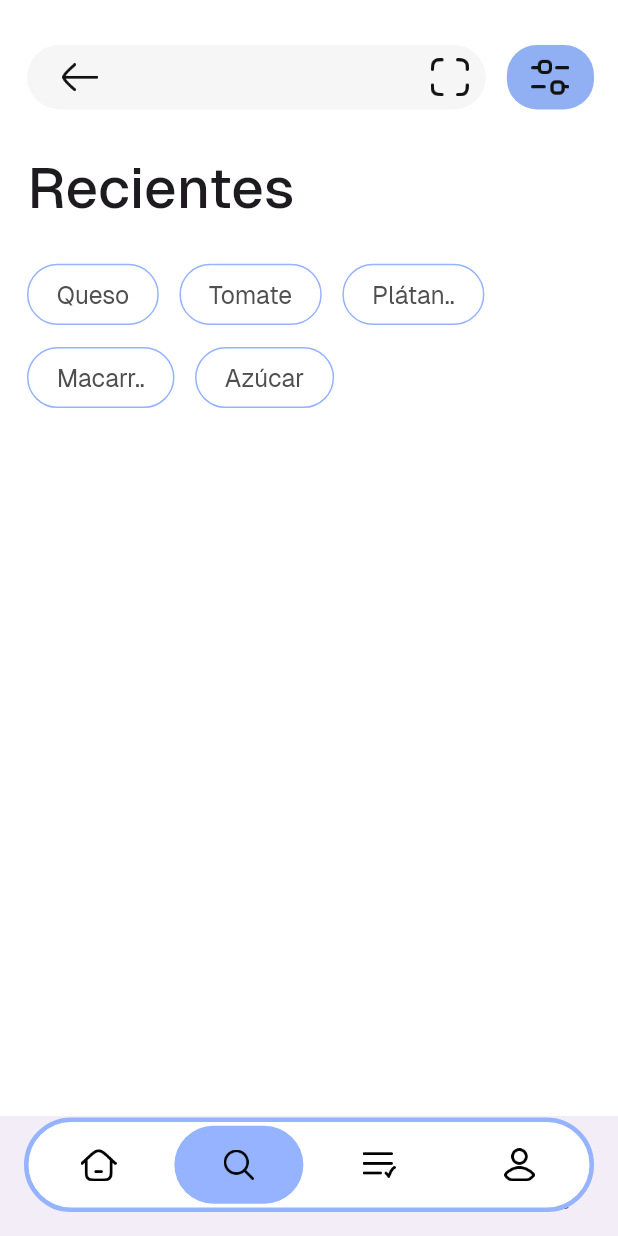
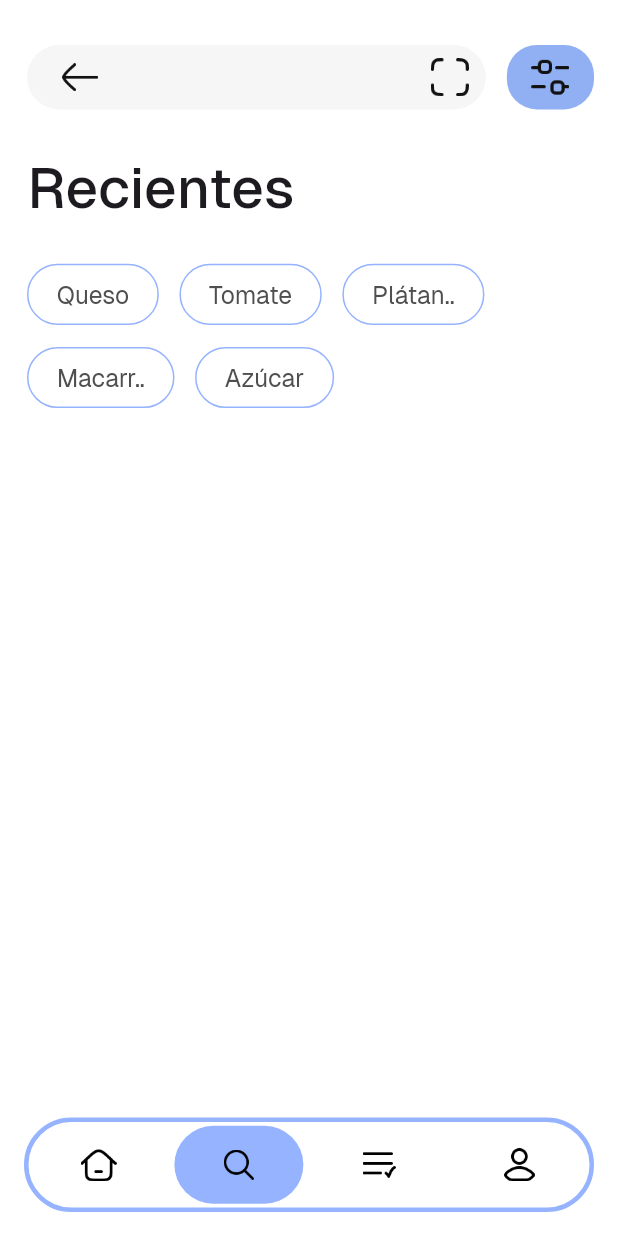
Before and after one commit to QuinoCode/Prizo, a Flutter app: the screen it shows after launch, item 2 of the bottom bar chosen, on a phone screen of 412 x 824 dp. Run offline on Flutter 3.47's test engine with Material 3 defaults, Android fonts, the phone set to English and light mode, and no system bars; our stand-ins replace diacritic, location, sqflite; missing offline and left inert: map_launcher, mobile_scanner; accounts and stored records are empty; key blocks and very long unbroken strings in the code were emptied for the run.

```diff
--- a/lib/features/productsearch/product_search_ui.dart
+++ b/lib/features/productsearch/product_search_ui.dart
@@ -551,7 +551,7 @@ class _ProductSearchScreenState extends State<ProductSearchScreen> with SingleTi
         ),
       ),
       //navigator unused at the moment
-      bottomNavigationBar: NavigationBar(
+      /*bottomNavigationBar: NavigationBar(
         selectedIndex: 1,
         destinations: const [
           NavigationDestination(
@@ -575,7 +575,7 @@ class _ProductSearchScreenState extends State<ProductSearchScreen> with SingleTi
             label: 'Profile',
           ),
         ],
-      ),
+      ),*/
     );
   }
 }
```
